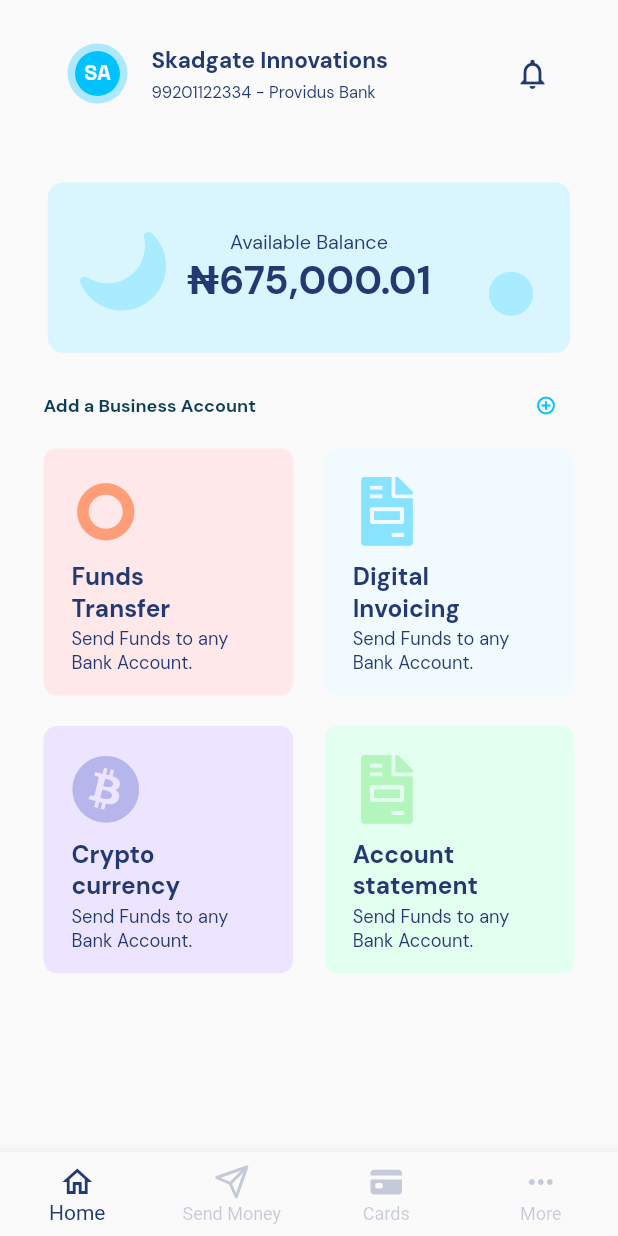
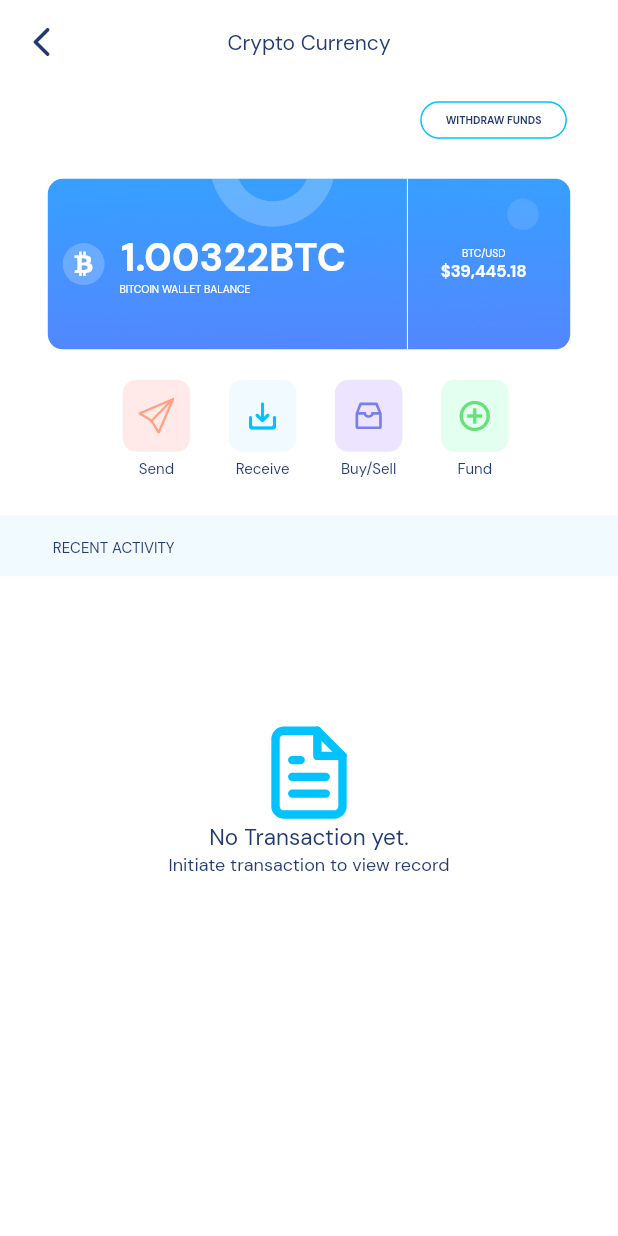
Before and after one commit to a-k-o-r-e-d-e/fintech_ui_screens, a Flutter app: the screen it shows after launch, after a tap on an icon or button, on a phone screen of 412 x 824 dp. Run offline on Flutter 3.47's test engine with Material 2 defaults, Android fonts, the phone set to English and light mode, and no system bars; our stand-ins replace flutter_icons, flutter_screenutil, google_fonts.

Commit message:
** Crypto Currency Screen UI Completed

```diff
--- a/lib/main.dart
+++ b/lib/main.dart
@@ -1,4 +1,4 @@
-import 'package:fintech_ui_screens/screens/home_page.dart';
+import 'package:fintech_ui_screens/screens/home_screen.dart';
 import 'package:flutter/material.dart';
 import 'package:flutter_screenutil/flutter_screenutil.dart';
 
@@ -18,7 +18,7 @@ class MyApp extends StatelessWidget {
           // This is the theme of your application.
           primarySwatch: Colors.blue,
         ),
-        home: HomePage(),
+        home: HomeScreen(),
       ),
     );
   }
--- /dev/null
+++ b/lib/screens/crypto_currency_screen.dart
@@ -0,0 +1,275 @@
+import 'package:fintech_ui_screens/constants/app_colors.dart';
+import 'package:flutter/material.dart';
+import 'package:flutter_icons/flutter_icons.dart';
+import 'package:flutter_screenutil/flutter_screenutil.dart';
+import 'package:google_fonts/google_fonts.dart';
+import 'package:vector_math/vector_math.dart' as VMaths;
+
+class CryptoCurrencyScreen extends StatelessWidget {
+  const CryptoCurrencyScreen({Key key}) : super(key: key);
+
+  @override
+  Widget build(BuildContext context) {
+    return Scaffold(
+      backgroundColor: Colors.white,
+      appBar: AppBar(
+        leading: InkWell(
+          onTap: () {
+            Navigator.of(context).pop();
+          },
+          child: Icon(
+            Icons.arrow_back_ios_rounded,
+            color: AppColors.blueText,
+          ),
+        ),
+        title: Text(
+          "Crypto Currency",
+          style: GoogleFonts.dmSans(
+              color: AppColors.blueText,
+              fontSize: 14,
+              fontWeight: FontWeight.w400),
+        ),
+        centerTitle: true,
+        backgroundColor: Colors.white,
+        elevation: 0,
+      ),
+      body: Column(
+        children: [
+          Row(
+            mainAxisAlignment: MainAxisAlignment.end,
+            children: [
+              Container(
+                margin: EdgeInsets.only(right: 31.w),
+                child: TextButton(
+                    style: TextButton.styleFrom(
+                        minimumSize: Size(89.w, 24.h),
+                        shape: RoundedRectangleBorder(
+                            borderRadius: BorderRadius.circular(16),
+                            side: BorderSide(color: Color(0xFF00C2FF)))),
+                    onPressed: () {},
+                    child: Text(
+                      "Withdraw Funds".toUpperCase(),
+                      style: GoogleFonts.dmSans(
+                          fontWeight: FontWeight.bold,
+                          fontSize: 7,
+                          wordSpacing: 0.08,
+                          color: AppColors.blueText),
+                    )),
+              ),
+            ],
+          ),
+          Container(
+            margin: EdgeInsets.only(top: 15.h),
+            width: 317.w,
+            height: 112.h,
+            decoration: BoxDecoration(
+                borderRadius: BorderRadius.circular(10),
+                gradient: LinearGradient(
+                    colors: [Color(0xFF19B8FF), Color(0xFF706EFF)],
+                    transform: GradientRotation(VMaths.radians(89)))),
+            child: Stack(
+              children: [
+                Positioned(
+                    top: -60,
+                    left: 100,
+                    child: Icon(
+                      Icons.trip_origin_rounded,
+                      size: 100,
+                      color: Colors.white.withOpacity(.22),
+                    )),
+                Positioned(
+                    top: 11,
+                    right: 19,
+                    child: Icon(
+                      Icons.circle,
+                      size: 25,
+                      color: Colors.white.withOpacity(.11),
+                    )),
+                Row(
+                  children: [
+                    Container(
+                      width: 28,
+                      height: 28,
+                      margin: EdgeInsets.only(left: 9.w),
+                      decoration: BoxDecoration(
+                          shape: BoxShape.circle,
+                          color: Colors.white.withOpacity(0.21)),
+                      child: Icon(
+                        FlutterIcons.btc_faw5d,
+                        size: 16,
+                        color: Colors.white,
+                      ),
+                    ),
+                    Column(
+                      mainAxisSize: MainAxisSize.min,
+                      crossAxisAlignment: CrossAxisAlignment.start,
+                      children: [
+                        Container(
+                          margin: EdgeInsets.only(left: 10.w),
+                          child: Text(
+                            "1.00322BTC",
+                            style: GoogleFonts.dmSans(
+                                fontSize: 26.sp,
+                                color: Colors.white,
+                                fontWeight: FontWeight.bold),
+                          ),
+                        ),
+                        Container(
+                          margin: EdgeInsets.only(left: 9.w),
+                          child: Text(
+                            "BITCOIN WALLET BALANCE",
+                            style: GoogleFonts.dmSans(
+                                fontSize: 7,
+                                color: Colors.white,
+                                fontWeight: FontWeight.w400),
+                          ),
+                        )
+                      ],
+                    ),
+                    Container(
+                        margin: EdgeInsets.only(left: 30.w),
+                        child: VerticalDivider(color: Colors.white)),
+                    Container(
+                      margin: EdgeInsets.only(left: 13.w),
+                      child: Column(
+                        mainAxisSize: MainAxisSize.min,
+                        children: [
+                          Text(
+                            "BTC/USD",
+                            style: GoogleFonts.dmSans(
+                                fontWeight: FontWeight.w400,
+                                fontSize: 7,
+                                color: Colors.white),
+                          ),
+                          Text(
+                            "\$39,445.18",
+                            style: GoogleFonts.dmSans(
+                                fontWeight: FontWeight.bold,
+                                fontSize: 11,
+                                color: Colors.white),
+                          )
+                        ],
+                      ),
+                    )
+                  ],
+                ),
+              ],
+            ),
+          ),
+          Container(
+            margin: EdgeInsets.only(top: 20.h, left: 51.w, right: 43.w),
+            decoration: BoxDecoration(borderRadius: BorderRadius.circular(9)),
+            child: Row(
+              mainAxisAlignment: MainAxisAlignment.spaceEvenly,
+              children: [
+                RowChipItem(
+                  backgroundColor: Color(0xFFFFEAE9),
+                  text: "Send",
+                  icon: Icon(
+                    FlutterIcons.paper_plane_sli,
+                    color: Color(0xFFFFA181),
+                  ),
+                ),
+                RowChipItem(
+                  backgroundColor: Color(0xFFF0FAFF),
+                  text: "Receive",
+                  icon: Icon(
+                    Icons.save_alt_rounded,
+                    color: AppColors.skyBlue,
+                  ),
+                ),
+                RowChipItem(
+                  backgroundColor: Color(0xFFEDE4FF),
+                  text: "Buy/Sell",
+                  icon: Icon(
+                    FlutterIcons.inbox_ant,
+                    color: Color(0xFF7A81E5),
+                  ),
+                ),
+                RowChipItem(
+                  backgroundColor: Color(0xFFE3FFEF),
+                  text: "Fund",
+                  icon: Icon(
+                    Icons.add_circle_outline_outlined,
+                    color: Color(0xFF64E177),
+                  ),
+                )
+              ],
+            ),
+          ),
+          Container(
+            margin: EdgeInsets.only(top: 24.h),
+            height: 40.h,
+            width: double.infinity,
+            padding: EdgeInsets.only(left: 32.w, top: 15.h),
+            color: Color(0xFFF0FAFF),
+            child: Text(
+              "RECENT ACTIVITY",
+              style:
+                  GoogleFonts.dmSans(color: AppColors.blueText, fontSize: 10),
+            ),
+          ),
+          Expanded(
+              child: Container(
+            margin: EdgeInsets.only(top: 96.h),
+            child: Column(
+              mainAxisSize: MainAxisSize.min,
+              children: [
+                Icon(
+                  FlutterIcons.file_text_fea,
+                  color: AppColors.skyBlue,
+                  size: 67,
+                ),
+                Text(
+                  "No Transaction yet.",
+                  style: GoogleFonts.dmSans(
+                      fontSize: 15,
+                      fontWeight: FontWeight.w400,
+                      color: AppColors.blueText),
+                ),
+                Text(
+                  "Initiate transaction to view record",
+                  style: GoogleFonts.dmSans(
+                      fontSize: 12, color: AppColors.blueText),
+                )
+              ],
+            ),
+          )),
+        ],
+      ),
+    );
+  }
+}
+
+class RowChipItem extends StatelessWidget {
+  final Icon icon;
+  final Color backgroundColor;
+  final String text;
+
+  const RowChipItem({
+    @required this.icon,
+    @required this.backgroundColor,
+    @required this.text,
+    Key key,
+  }) : super(key: key);
+
+  @override
+  Widget build(BuildContext context) {
+    return Column(
+      children: [
+        Container(
+          width: 45,
+          height: 48,
+          margin: EdgeInsets.only(bottom: 5.h),
+          decoration: BoxDecoration(
+              borderRadius: BorderRadius.circular(9), color: backgroundColor),
+          child: icon,
+        ),
+        Text(
+          text,
+          style: GoogleFonts.dmSans(fontSize: 10, color: AppColors.blueText),
+        )
+      ],
+    );
+  }
+}
--- a/lib/screens/home_page.dart
+++ b/lib/screens/home_screen.dart
@@ -1,13 +1,14 @@
 import 'dart:math';
 
 import 'package:fintech_ui_screens/constants/app_colors.dart';
+import 'package:fintech_ui_screens/screens/crypto_currency_screen.dart';
 import 'package:flutter/material.dart';
 import 'package:flutter/widgets.dart';
 import 'package:flutter_icons/flutter_icons.dart';
 import 'package:flutter_screenutil/flutter_screenutil.dart';
 import 'package:google_fonts/google_fonts.dart';
 
-class HomePage extends StatelessWidget {
+class HomeScreen extends StatelessWidget {
   @override
   Widget build(BuildContext context) {
     return Scaffold(
@@ -165,7 +166,10 @@ class HomePage extends StatelessWidget {
                     HomepageCard(
                       title: "Crypto\ncurrency",
                       backgroundColor: Color(0xFFEDE4FF),
-                      onTap: () {},
+                      onTap: () {
+                        Navigator.of(context).push(MaterialPageRoute(
+                            builder: (context) => CryptoCurrencyScreen()));
+                      },
                       icon: Icon(
                         FlutterIcons.bitcoin_faw5d,
                         size: 45.sp,
```
